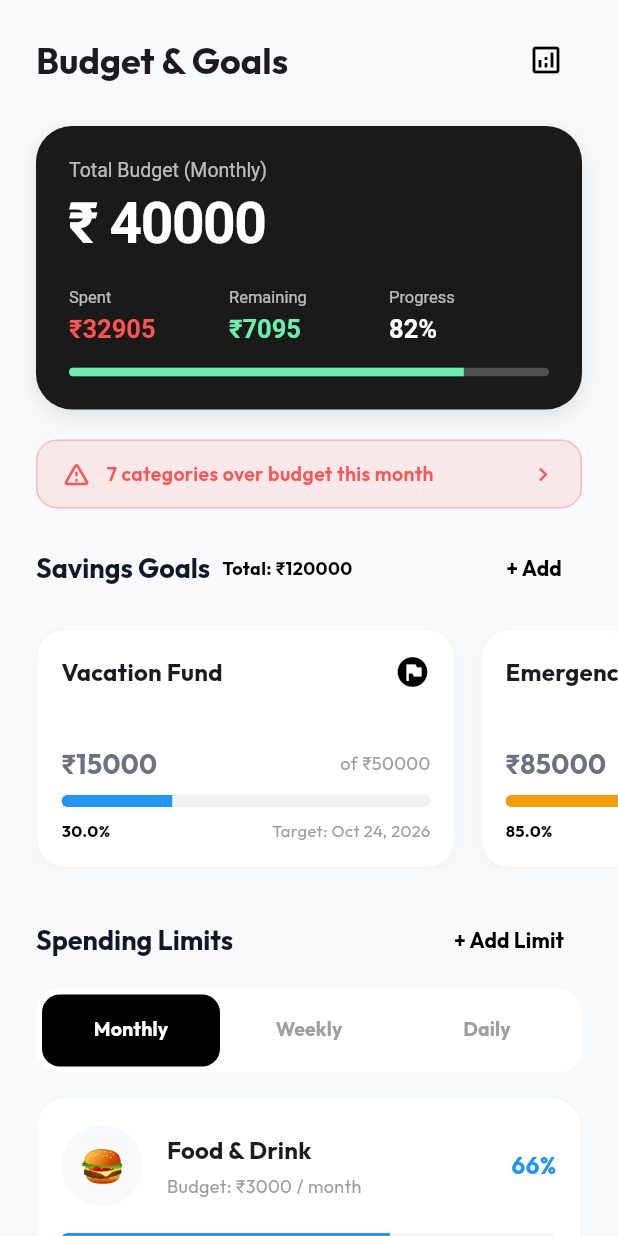
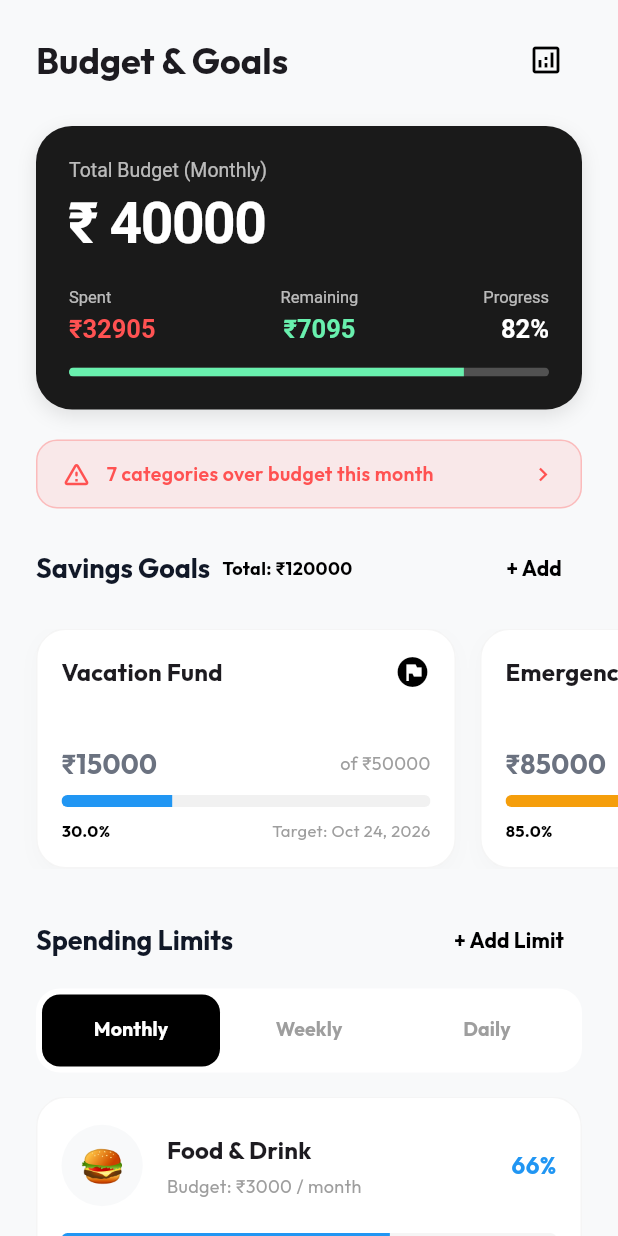
Before and after one commit to mohas7im/spendwise, a Flutter app: the BudgetScreen screen opened directly, on a phone screen of 412 x 824 dp. Run offline on Flutter 3.47's test engine with Material 3 defaults, Android fonts, the phone set to English and light mode, and no system bars; our stand-ins replace fl_chart, google_fonts; network calls fail.

Commit message:
style: fix budget hero card stat spacing using spaceBetween

```diff
--- a/lib/screens/budget_screen.dart
+++ b/lib/screens/budget_screen.dart
@@ -229,9 +229,9 @@ class _BudgetScreenState extends State<BudgetScreen> with SingleTickerProviderSt
           Text('₹ ${budget.toStringAsFixed(0)}', style: TextStyle(color: textColor, fontSize: 38, fontWeight: FontWeight.bold, letterSpacing: -1)),
           const SizedBox(height: 20),
           Row(
+            mainAxisAlignment: MainAxisAlignment.spaceBetween,
             children: [
-              Expanded(
-                child: Column(
+              Column(
                 crossAxisAlignment: CrossAxisAlignment.start,
                 children: [
                   Text('Spent', style: TextStyle(color: subTextColor, fontSize: 11)),
@@ -239,26 +239,21 @@ class _BudgetScreenState extends State<BudgetScreen> with SingleTickerProviderSt
                   Text('₹${spent.toStringAsFixed(0)}', style: const TextStyle(color: Colors.redAccent, fontWeight: FontWeight.bold, fontSize: 17)),
                 ],
               ),
-              ),
-              Expanded(
-                child: Column(
-                  crossAxisAlignment: CrossAxisAlignment.start,
+              Column(
+                crossAxisAlignment: CrossAxisAlignment.center,
                 children: [
                   Text('Remaining', style: TextStyle(color: subTextColor, fontSize: 11)),
                   const SizedBox(height: 4),
                   Text('₹${remaining.toStringAsFixed(0)}', style: const TextStyle(color: Colors.greenAccent, fontWeight: FontWeight.bold, fontSize: 17)),
                 ],
               ),
-              ),
-              Expanded(
-                child: Column(
-                  crossAxisAlignment: CrossAxisAlignment.start,
+              Column(
+                crossAxisAlignment: CrossAxisAlignment.end,
                 children: [
                   Text('Progress', style: TextStyle(color: subTextColor, fontSize: 11)),
                   const SizedBox(height: 4),
                   Text('${budget > 0 ? ((spent / budget) * 100).toStringAsFixed(0) : 0}%', style: TextStyle(color: textColor, fontWeight: FontWeight.bold, fontSize: 17)),
                 ],
-                ),
               ),
             ],
           ),
```
Lines whose indentation alone changed are shown as unchanged.
